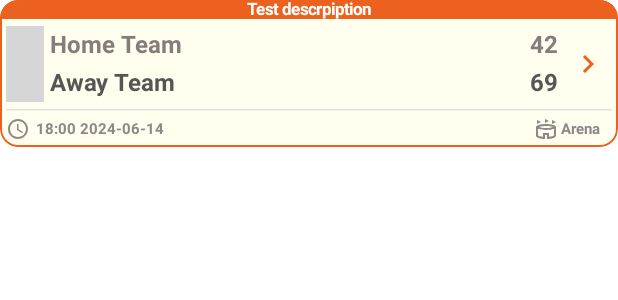
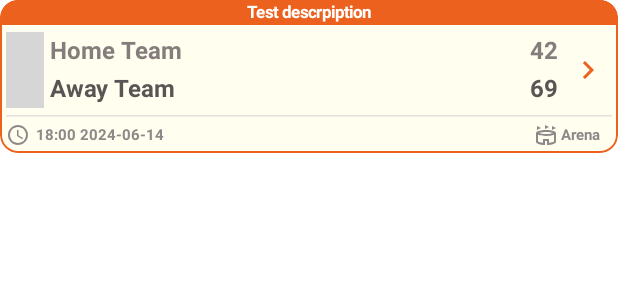
Before and after one commit to mzielu/basket-krk-kmp, an Android app built with Jetpack Compose: the @Preview function MatchListItemPlayoffsPreview, on a phone screen of 412 x 824 dp. Shown: the top 300 px of the screen. Run offline under Robolectric (Android 15) with nearby library versions, the phone set to English and light mode, and no system bars; our stand-ins replace Compose Multiplatform resources; pictures from the network do not load; grey boxes are pictures that could not be loaded.

Commit message:
Add better padding

```diff
--- a/presentation/src/commonMain/kotlin/com/mzs/basket_krk/presentation/App.kt
+++ b/presentation/src/commonMain/kotlin/com/mzs/basket_krk/presentation/App.kt
@@ -12,6 +12,7 @@ import androidx.navigation.NavHostController
 import androidx.navigation.compose.NavHost
 import androidx.navigation.compose.composable
 import androidx.navigation.compose.rememberNavController
+import com.mzs.basket_krk.presentation.base.ui.BasketKrkColors
 import com.mzs.basket_krk.presentation.navigation.Screen
 import com.mzs.basket_krk.presentation.screens.main.MainScreen
 import org.jetbrains.compose.ui.tooling.preview.Preview
@@ -23,7 +24,7 @@ fun App() {
         Box(
             Modifier
                 .fillMaxSize()
-                .background(Color.Cyan),
+                .background(BasketKrkColors.Main),
             contentAlignment = Alignment.Center,
         ) {
             val navController: NavHostController = rememberNavController()
--- a/presentation/src/commonMain/kotlin/com/mzs/basket_krk/presentation/base/ui/ActionBar.kt
+++ b/presentation/src/commonMain/kotlin/com/mzs/basket_krk/presentation/base/ui/ActionBar.kt
@@ -16,7 +16,6 @@ import androidx.compose.material3.Text
 import androidx.compose.runtime.Composable
 import androidx.compose.ui.Alignment
 import androidx.compose.ui.Modifier
-import androidx.compose.ui.graphics.Color
 import androidx.compose.ui.text.style.TextAlign
 import androidx.compose.ui.text.style.TextOverflow
 import androidx.compose.ui.unit.dp
@@ -39,7 +38,7 @@ fun ActionBar(
         Row(
             modifier = Modifier
                 .height(ActionBarHeight)
-                .background(Color.Cyan)
+                .background(BasketKrkColors.Main)
                 .fillMaxWidth(),
             verticalAlignment = Alignment.CenterVertically,
         ) {
--- a/presentation/src/commonMain/kotlin/com/mzs/basket_krk/presentation/base/ui/BasketKrkColors.kt
+++ b/presentation/src/commonMain/kotlin/com/mzs/basket_krk/presentation/base/ui/BasketKrkColors.kt
@@ -10,6 +10,7 @@ object BasketKrkColors {
     val DarkText = Color(0xFF272525)
 
     val DefaultBackground = Color(0xFFFFFFFF)
+    val DefaultBackgroundDark = Color(0xFFD4D2D2)
     val DefaultButtonText = Color(0xFFFFFFFF)
     val DefaultDivider = Color(0xFFE8DFDF)
 
--- a/presentation/src/commonMain/kotlin/com/mzs/basket_krk/presentation/screens/main/matches/MatchesScreen.kt
+++ b/presentation/src/commonMain/kotlin/com/mzs/basket_krk/presentation/screens/main/matches/MatchesScreen.kt
@@ -87,7 +87,7 @@ fun MatchesContent(
                     Column(modifier = Modifier.fillMaxSize()) {
 
                         Row(
-                            modifier = Modifier.fillMaxWidth().padding(4.dp),
+                            modifier = Modifier.fillMaxWidth().padding(8.dp),
                             horizontalArrangement = Arrangement.SpaceAround
                         ) {
                             DropdownFormField(
@@ -117,7 +117,7 @@ fun MatchesContent(
                                     MatchListItem(
                                         match = match,
                                         onClick = {},
-                                        modifier = Modifier.padding(4.dp)
+                                        modifier = Modifier.padding(vertical = 4.dp, horizontal = 8.dp)
                                     )
                                 }
                             }
--- a/presentation/src/commonMain/kotlin/com/mzs/basket_krk/presentation/screens/main/matches/components/MatchListItem.kt
+++ b/presentation/src/commonMain/kotlin/com/mzs/basket_krk/presentation/screens/main/matches/components/MatchListItem.kt
@@ -80,7 +80,11 @@ fun MatchListItem(
                         }
                     }
 
-                    Text(text = topText, style = BasketKrkStyles.listItemTopText)
+                    Text(
+                        text = topText,
+                        style = BasketKrkStyles.listItemTopText,
+                        modifier = Modifier.padding(2.dp)
+                    )
 
                 }
             }
```
Also changed, not shown: presentation/src/commonMain/kotlin/com/mzs/basket_krk/presentation/base/ui/DropdownFormField.kt (+10 -3 lines).
